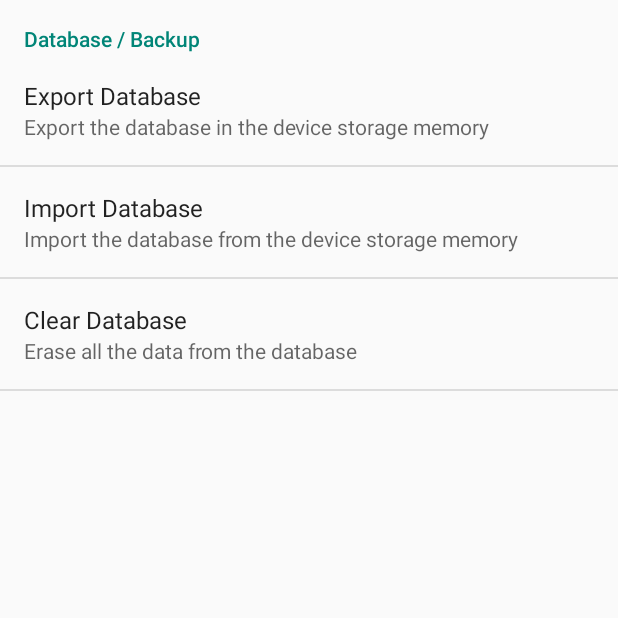
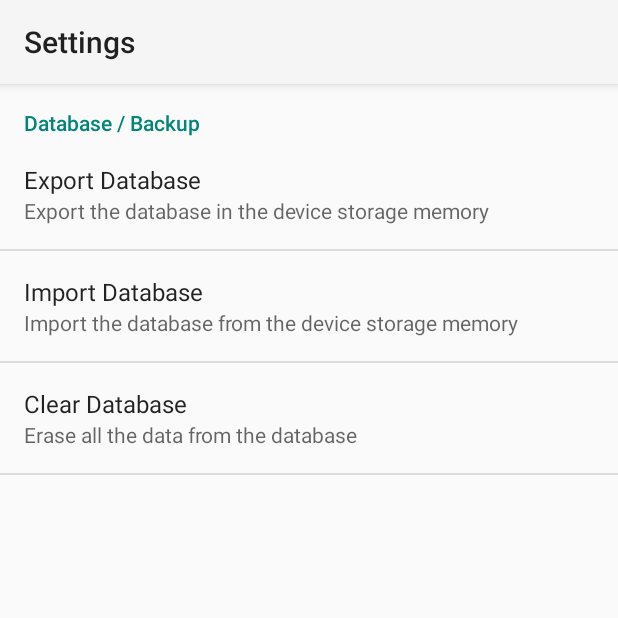
Before and after one commit to punishermalade/FitnessTracker, an Android app: the SettingsActivity screen opened directly, with no data from a screen before it, on a phone screen of 412 x 824 dp, the top half of it. Run offline under Robolectric (Android 15) with nearby library versions, the phone set to English and light mode, and no system bars.

Commit message:
corrected some duration formatting issue and added a toolbar to the settings screen

```diff
--- a/app/src/main/AndroidManifest.xml
+++ b/app/src/main/AndroidManifest.xml
@@ -18,7 +18,6 @@
             android:theme="@style/Theme.AppCompat.Light.NoActionBar">
             <intent-filter>
                 <action android:name="android.intent.action.MAIN" />
-
                 <category android:name="android.intent.category.LAUNCHER" />
             </intent-filter>
         </activity>
@@ -29,7 +28,6 @@
             android:theme="@style/Theme.AppCompat.Light.NoActionBar">
             <intent-filter>
                 <action android:name="android.intent.action.ADD_NEW_FITNESS" />
-
                 <category android:name="android.intent.category.LAUNCHER" />
             </intent-filter>
         </activity>
@@ -40,13 +38,13 @@
             android:theme="@style/Theme.AppCompat.Light.NoActionBar">
             <intent-filter>
                 <action android:name="android.intent.action.SETTINGS" />
-
                 <category android:name="android.intent.category.LAUNCHER" />
             </intent-filter>
         </activity>
         <activity
             android:name=".StatisticsActivity"
             android:label="@string/title_activity_statistics"
+            android:screenOrientation="portrait"
             android:theme="@style/Theme.AppCompat.Light.NoActionBar"></activity>
     </application>
 
--- a/app/src/main/java/com/punisher/fitnesstracker/SettingsActivity.java
+++ b/app/src/main/java/com/punisher/fitnesstracker/SettingsActivity.java
@@ -2,6 +2,7 @@ package com.punisher.fitnesstracker;
 
 import android.os.Bundle;
 import android.support.v7.app.AppCompatActivity;
+import android.support.v7.widget.Toolbar;
 
 import com.punisher.fitnesstracker.fragment.SettingsFragement;
 
@@ -14,9 +15,13 @@ public class SettingsActivity extends AppCompatActivity {
     @Override
     public void onCreate(Bundle savedInstanceState) {
         super.onCreate(savedInstanceState);
+        setContentView(R.layout.activity_settings);
+
+        Toolbar bar = (Toolbar)findViewById(R.id.toolbar_settings);
+        setSupportActionBar(bar);
 
         getFragmentManager().beginTransaction().replace(
-                android.R.id.content,
+                R.id.preference_container,
                 new SettingsFragement()).commit();
     }
 }
--- a/app/src/main/java/com/punisher/fitnesstracker/dto/FitnessActivity.java
+++ b/app/src/main/java/com/punisher/fitnesstracker/dto/FitnessActivity.java
@@ -80,7 +80,7 @@ public class FitnessActivity {
      * calculate the average time for this FitnessActivity
      * @return the average time
      */
-    public float getAverage() {
+    public int getAverage() {
         float speed = (float)_distance / (float)_duration;
         float result = 1000 / speed;
         return Math.round(result);
--- a/app/src/main/java/com/punisher/fitnesstracker/fragment/StatisticsFragment.java
+++ b/app/src/main/java/com/punisher/fitnesstracker/fragment/StatisticsFragment.java
@@ -66,11 +66,8 @@ public class StatisticsFragment extends Fragment {
         TextView lDur = (TextView)_view.findViewById(R.id.stat_longest_duration);
         lDur.setText(FormatUtil.formatDuration((int)stat.getValues(StatisticManager.LONGEST_DURATION)));
 
-        /*
         TextView bAvg = (TextView)_view.findViewById(R.id.stat_best_average);
-        Integer avg = Integer.parseInt(Float.toString((float)stat.getValues(StatisticManager.BEST_AVERAGE)));
-        bAvg.setText(FormatUtil.formatDuration(avg));
-        */
+        bAvg.setText(FormatUtil.formatAverage((int)stat.getValues(StatisticManager.BEST_AVERAGE)));
 
         TextView tAct = (TextView)_view.findViewById(R.id.stat_total_activity);
         tAct.setText(String.valueOf(stat.getValues(StatisticManager.TOTAL_ACTIVITY)));
--- a/app/src/main/java/com/punisher/fitnesstracker/stats/StatisticManager.java
+++ b/app/src/main/java/com/punisher/fitnesstracker/stats/StatisticManager.java
@@ -71,11 +71,14 @@ public class StatisticManager {
             _compiledStats.put(LONGEST_DURATION, longestDuration);
 
             // find the best average
-            float bestAverage = 0;
+            int bestAverage = Integer.MAX_VALUE;
             for (FitnessActivity a : list) {
                 if (a.getAverage() < bestAverage) {
                     bestAverage = a.getAverage();
                 }
+            }
+            if (list.size() == 0) {
+                bestAverage = 0;
             }
             _compiledStats.put(BEST_AVERAGE, bestAverage);
         }
--- /dev/null
+++ b/app/src/main/res/layout/activity_settings.xml
@@ -0,0 +1,27 @@
+<?xml version="1.0" encoding="utf-8"?>
+<LinearLayout xmlns:android="http://schemas.android.com/apk/res/android"
+    xmlns:app="http://schemas.android.com/apk/res-auto"
+    android:orientation="vertical"
+    android:layout_width="match_parent"
+    android:layout_height="match_parent">
+
+    <android.support.v7.widget.Toolbar
+        android:id="@+id/toolbar_settings"
+        android:layout_width="match_parent"
+        android:layout_height="?attr/actionBarSize"
+        android:background="?attr/colorPrimary"
+        android:elevation="4dp"
+        android:theme="@style/ThemeOverlay.AppCompat.ActionBar"
+        app:popupTheme="@style/ThemeOverlay.AppCompat.Light">
+
+
+    </android.support.v7.widget.Toolbar>
+
+    <RelativeLayout
+        android:id="@+id/preference_container"
+        android:layout_width="match_parent"
+        android:layout_height="match_parent">
+
+    </RelativeLayout>
+
+</LinearLayout>
```
Also changed, not shown: app/src/main/java/com/punisher/fitnesstracker/util/FormatUtil.java (+22 -3 lines), app/src/main/res/layout/activity_main.xml (+1 -6 lines).
